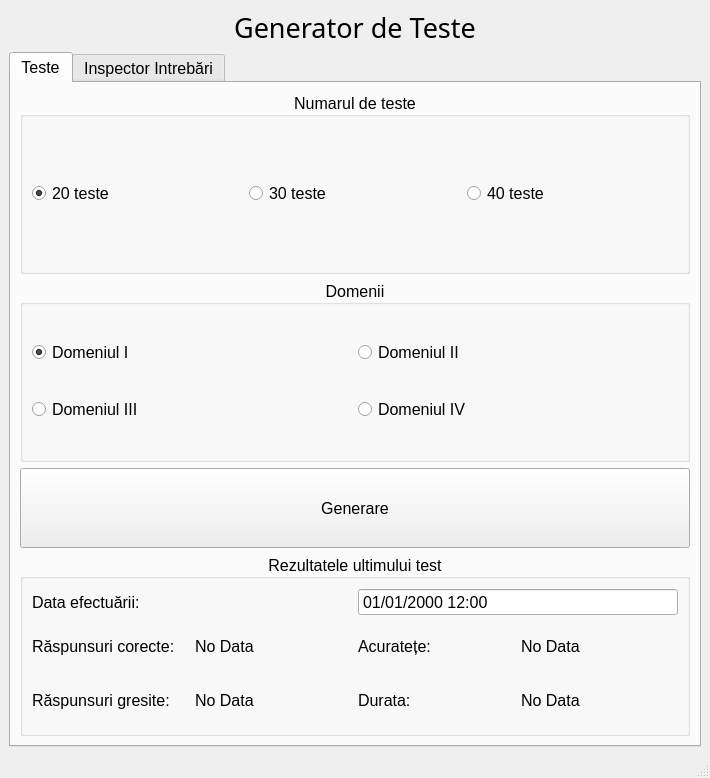
Above: main_window.ui from VladimirV01/test-generator before the change. Below: the same form after it.
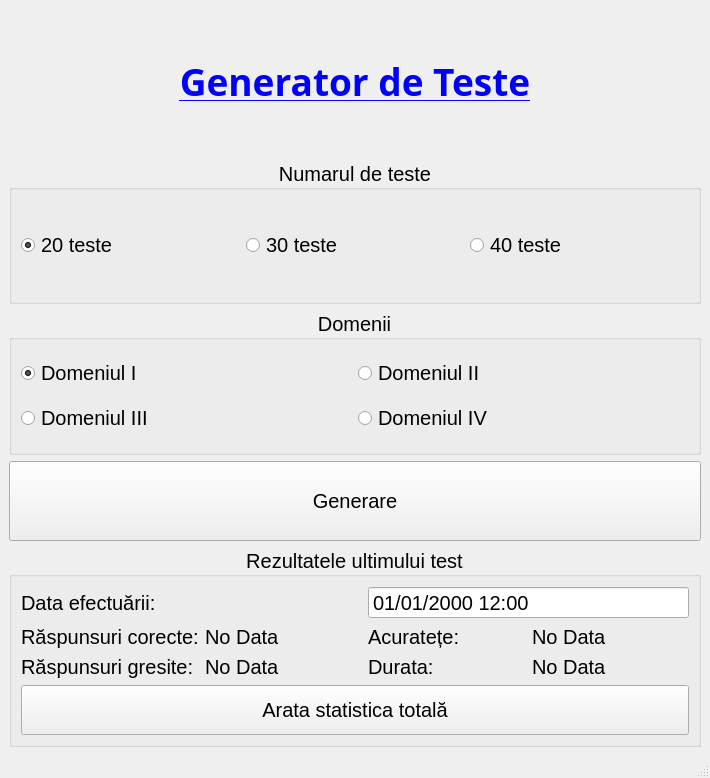
That is the form after the change.

Commit message: Added functionality to test window. Created first fully functional .exe file.

What changed in the file:
```diff
--- a/main_window.ui
+++ b/main_window.ui
@@ -20,9 +20,15 @@
       <property name="font">
        <font>
         <family>MS Gothic</family>
-        <pointsize>20</pointsize>
+        <pointsize>28</pointsize>
+        <weight>75</weight>
+        <bold>true</bold>
+        <underline>true</underline>
        </font>
       </property>
+      <property name="styleSheet">
+       <string notr="true">color:blue</string>
+      </property>
       <property name="text">
        <string>Generator de Teste</string>
       </property>
@@ -32,22 +38,12 @@
      </widget>
     </item>
     <item>
-     <widget class="QTabWidget" name="tabWidget">
-      <property name="font">
-       <font>
-        <pointsize>12</pointsize>
-       </font>
-      </property>
-      <property name="currentIndex">
-       <number>0</number>
-      </property>
-      <widget class="QWidget" name="tab">
-       <attribute name="title">
-        <string>Teste</string>
-       </attribute>
-       <layout class="QVBoxLayout" name="verticalLayout_3">
-        <item>
          <widget class="QGroupBox" name="groupBox">
+      <property name="font">
+       <font>
+        <pointsize>15</pointsize>
+       </font>
+      </property>
           <property name="title">
            <string>Numarul de teste</string>
           </property>
@@ -84,6 +80,11 @@
         </item>
         <item>
          <widget class="QGroupBox" name="groupBox_2">
+      <property name="font">
+       <font>
+        <pointsize>15</pointsize>
+       </font>
+      </property>
           <property name="title">
            <string>Domenii</string>
           </property>
@@ -145,6 +146,11 @@
             <height>80</height>
            </size>
           </property>
+      <property name="font">
+       <font>
+        <pointsize>15</pointsize>
+       </font>
+      </property>
           <property name="text">
            <string>Generare</string>
           </property>
@@ -152,6 +158,11 @@
         </item>
         <item>
          <widget class="QGroupBox" name="groupBox_3">
+      <property name="font">
+       <font>
+        <pointsize>15</pointsize>
+       </font>
+      </property>
           <property name="title">
            <string>Rezultatele ultimului test</string>
           </property>
@@ -254,18 +265,22 @@
                </property>
               </widget>
              </item>
-            </layout>
-           </item>
-          </layout>
-         </widget>
-        </item>
-       </layout>
-      </widget>
-      <widget class="QWidget" name="tab_2">
-       <attribute name="title">
-        <string>Inspector Intrebări</string>
-       </attribute>
-      </widget>
+         <item row="4" column="0" colspan="4">
+          <widget class="QPushButton" name="show_statistics">
+           <property name="minimumSize">
+            <size>
+             <width>0</width>
+             <height>50</height>
+            </size>
+           </property>
+           <property name="text">
+            <string>Arata statistica totală</string>
+           </property>
+          </widget>
+         </item>
+        </layout>
+       </item>
+      </layout>
      </widget>
     </item>
    </layout>
```
Left out of the diff: 68 changed lines with no effect on the pictures. Lines whose indentation alone changed are shown as unchanged. The commit also changes 4 other files.
